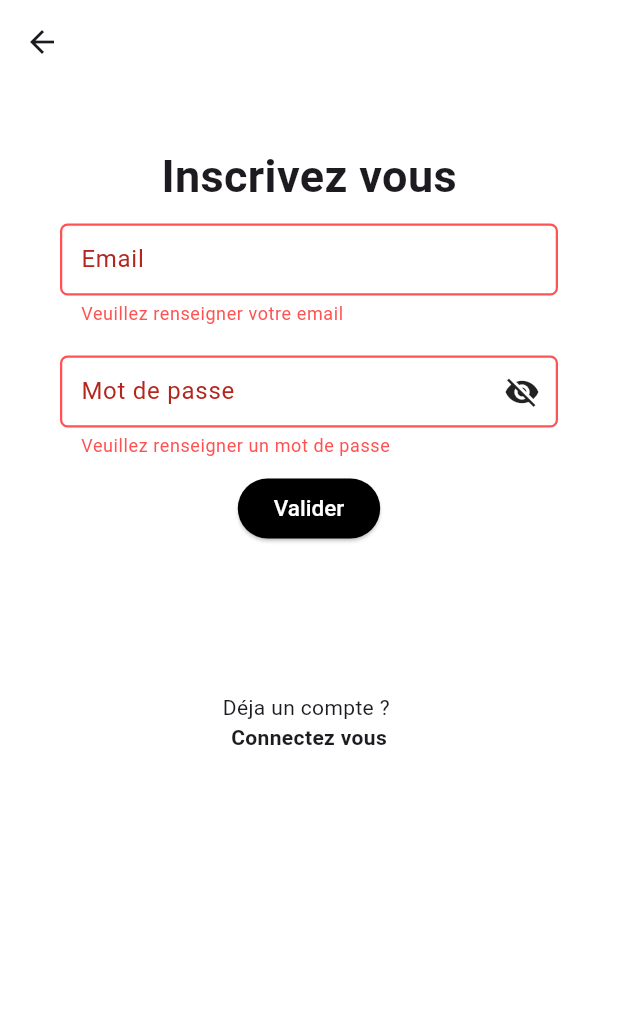
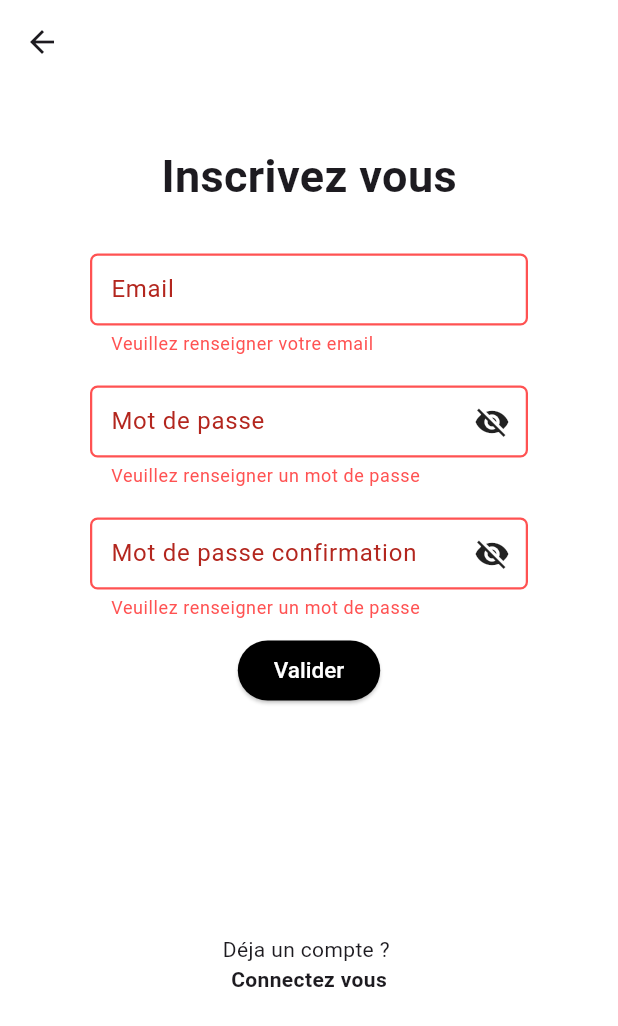
Before and after one commit to Djoudi21/my_birthdays_assistant, a Flutter app: the RegisterScreen screen opened by its route, after a tap on "Valider", on a phone screen of 412 x 824 dp. Shown: the top 1026 px of the screen. Run offline on Flutter 3.47's test engine with Material 3 defaults, Android fonts, the phone set to English and light mode, and no system bars; our stand-ins replace dio, flutter_dotenv, fluttertoast, fpdart; generated files the repository leaves out were written again.

Commit message:
feat: Add label prop to BaseButton component
- Added a 'label' property to the BaseButton component for dynamic button text content. This allows for more flexible and customizable button labels based on usage context.
- Updated instances where the button text was hardcoded to use the new 'label' property instead, providing better flexibility and localization support.

```diff
--- a/lib/src/components/atomics/base_button.dart
+++ b/lib/src/components/atomics/base_button.dart
@@ -2,8 +2,9 @@ import 'package:flutter/material.dart';
 
 class BaseButton extends StatefulWidget {
   final VoidCallback onPressed;
+  final String label;
 
-  const BaseButton({super.key, required this.onPressed});
+  const BaseButton({super.key, required this.onPressed, required this.label});
   @override
   State<BaseButton> createState() => _BaseButton();
 }
@@ -18,8 +19,8 @@ class _BaseButton extends State<BaseButton> {
     return ElevatedButton(
         style: style,
         onPressed: widget.onPressed,
-        child: const Text('Valider',
-            style:
-                TextStyle(fontWeight: FontWeight.w500, color: Colors.white)));
+        child: Text(widget.label,
+            style: const TextStyle(
+                fontWeight: FontWeight.w500, color: Colors.white)));
   }
 }
--- a/lib/src/components/base_navigation_bar.dart
+++ b/lib/src/components/base_navigation_bar.dart
@@ -16,12 +16,12 @@ class BaseNavigationBar extends StatelessWidget {
             ),
             NavigationDestination(
               icon: Icon(Icons.settings),
-              label: 'settings',
+              label: 'Réglages',
             ),
           ],
           selectedIndex: navbarProvider.currentPageIndex,
           onDestinationSelected: (int index) {
-            navbarProvider.setCurrentPageIndex(index, context);
+            navbarProvider.setCurrentPageIndex(index);
           });
     });
   }
--- a/lib/src/components/auth_form.dart
+++ b/lib/src/components/login_form.dart
@@ -6,13 +6,13 @@ import 'package:my_birthdays_assistant/src/components/atomics/base_button.dart';
 import 'package:provider/provider.dart';
 import 'package:fluttertoast/fluttertoast.dart';
 
-class AuthForm extends StatefulWidget {
-  const AuthForm({super.key});
+class LoginForm extends StatefulWidget {
+  const LoginForm({super.key});
   @override
-  State<AuthForm> createState() => _AuthForm();
+  State<LoginForm> createState() => _LoginForm();
 }
 
-class _AuthForm extends State<AuthForm> {
+class _LoginForm extends State<LoginForm> {
   final _formKey = GlobalKey<FormState>();
   bool _passwordVisible = false;
   String? emailInputErrorMessage;
@@ -34,7 +34,8 @@ class _AuthForm extends State<AuthForm> {
     if (isEmailValid && isPasswordValid) {
       // Trigger login and pass a completion callback
       Provider.of<AuthProvider>(context, listen: false)
-          .login(emailController.text, passwordController.text, (errorMessage) {
+          .login(emailController.text, passwordController.text, context,
+              (errorMessage) {
         if (errorMessage.isEmpty) {
           Navigator.of(context)
               .pushReplacementNamed(RouteGenerator.protectedPages);
@@ -123,6 +124,7 @@ class _AuthForm extends State<AuthForm> {
                     },
                   ))),
           BaseButton(
+            label: 'Valider',
             onPressed: validateForm,
           ),
         ],
--- /dev/null
+++ b/lib/src/components/register_form.dart
@@ -0,0 +1,174 @@
+import 'package:flutter/material.dart';
+import 'package:my_birthdays_assistant/src/providers/auth_provider.dart';
+import 'package:my_birthdays_assistant/src/router/route_generator.dart';
+import 'package:my_birthdays_assistant/src/components/atomics/base_input.dart';
+import 'package:my_birthdays_assistant/src/components/atomics/base_button.dart';
+import 'package:provider/provider.dart';
+import 'package:fluttertoast/fluttertoast.dart';
+
+class RegisterForm extends StatefulWidget {
+  const RegisterForm({super.key});
+  @override
+  State<RegisterForm> createState() => _RegisterForm();
+}
+
+class _RegisterForm extends State<RegisterForm> {
+  final _formKey = GlobalKey<FormState>();
+  bool _passwordVisible = false;
+  bool _confirmPasswordVisible = false;
+
+  String? emailInputErrorMessage;
+  String? passwordInputErrorMessage;
+  String? confirmPasswordInputErrorMessage;
+
+  TextEditingController emailController = TextEditingController();
+  TextEditingController passwordController = TextEditingController();
+  TextEditingController confirmPasswordController = TextEditingController();
+
+  @override
+  void dispose() {
+    emailController.dispose();
+    passwordController.dispose();
+    super.dispose();
+  }
+
+  void validateForm() {
+    var isEmailValid = validateEmailInput(emailController.text);
+    var isPasswordValid = validatePasswordInput(passwordController.text);
+    var isConfirmPasswordValid =
+        validateConfirmPasswordInput(confirmPasswordController.text);
+
+    if (isEmailValid && isPasswordValid && isConfirmPasswordValid) {
+      // Trigger login and pass a completion callback
+      Provider.of<AuthProvider>(context, listen: false)
+          .login(emailController.text, passwordController.text, context,
+              (errorMessage) {
+        if (errorMessage.isEmpty) {
+          Navigator.of(context)
+              .pushReplacementNamed(RouteGenerator.protectedPages);
+        } else {
+          Fluttertoast.showToast(
+              msg: errorMessage,
+              toastLength: Toast.LENGTH_SHORT,
+              gravity: ToastGravity.TOP,
+              timeInSecForIosWeb: 2,
+              backgroundColor: Colors.red,
+              textColor: Colors.white,
+              fontSize: 16.0);
+        }
+      });
+    }
+  }
+
+  bool validateEmailInput(String value) {
+    if (value.isEmpty) {
+      setState(() {
+        emailInputErrorMessage = 'Veuillez renseigner votre email';
+      });
+      return false;
+    }
+
+    // Regular expression for email validation
+    final emailRegex = RegExp(r'^[\w-\.]+@([\w-]+\.)+[\w-]{2,4}$');
+    if (!emailRegex.hasMatch(value)) {
+      setState(() {
+        emailInputErrorMessage = 'Veuillez renseignez un email valide';
+      });
+      return false;
+    }
+    setState(() {
+      emailInputErrorMessage = null;
+    });
+    return true; // Validation passed
+  }
+
+  bool validatePasswordInput(String value) {
+    if (value.isEmpty) {
+      setState(() {
+        passwordInputErrorMessage = 'Veuillez renseigner un mot de passe';
+      });
+      return false;
+    }
+    setState(() {
+      passwordInputErrorMessage = null;
+    });
+    return true; // Validation passed
+  }
+
+  bool validateConfirmPasswordInput(String value) {
+    if (value.isEmpty || value != passwordController.text) {
+      setState(() {
+        confirmPasswordInputErrorMessage =
+            'Veuillez renseigner un mot de passe';
+      });
+      return false;
+    }
+    setState(() {
+      confirmPasswordInputErrorMessage = null;
+    });
+    return true; // Validation passed
+  }
+
+  @override
+  Widget build(BuildContext context) {
+    return Form(
+      key: _formKey,
+      child: Column(
+        children: [
+          Padding(
+            padding: const EdgeInsets.symmetric(vertical: 10.0),
+            child: BaseInput(
+              isTextObscured: false,
+              labelText: 'Email',
+              onChanged: validateEmailInput,
+              controller: emailController,
+              errorMessage: emailInputErrorMessage,
+            ),
+          ),
+          Padding(
+              padding: const EdgeInsets.symmetric(vertical: 10.0),
+              child: BaseInput(
+                  controller: passwordController,
+                  onChanged: validatePasswordInput,
+                  isTextObscured: !_passwordVisible,
+                  errorMessage: passwordInputErrorMessage,
+                  labelText: 'Mot de passe',
+                  suffixIcon: IconButton(
+                    color: Colors.black87,
+                    icon: Icon(_passwordVisible
+                        ? Icons.visibility
+                        : Icons.visibility_off),
+                    onPressed: () {
+                      setState(() {
+                        _passwordVisible = !_passwordVisible;
+                      });
+                    },
+                  ))),
+          Padding(
+              padding: const EdgeInsets.symmetric(vertical: 10.0),
+              child: BaseInput(
+                  controller: confirmPasswordController,
+                  onChanged: validateConfirmPasswordInput,
+                  isTextObscured: !_confirmPasswordVisible,
+                  errorMessage: confirmPasswordInputErrorMessage,
+                  labelText: 'Mot de passe confirmation',
+                  suffixIcon: IconButton(
+                    color: Colors.black87,
+                    icon: Icon(_passwordVisible
+                        ? Icons.visibility
+                        : Icons.visibility_off),
+                    onPressed: () {
+                      setState(() {
+                        _confirmPasswordVisible = !_confirmPasswordVisible;
+                      });
+                    },
+                  ))),
+          BaseButton(
+            label: 'Valider',
+            onPressed: validateForm,
+          ),
+        ],
+      ),
+    );
+  }
+}
--- a/lib/src/providers/navbar_provider.dart
+++ b/lib/src/providers/navbar_provider.dart
@@ -7,7 +7,7 @@ class NavbarProvider with ChangeNotifier {
   // GETTERS
   int get currentPageIndex => _currentPageIndex;
 
-  void setCurrentPageIndex(int value, BuildContext context) {
+  void setCurrentPageIndex(int value) {
     _currentPageIndex = value;
     notifyListeners();
   }
--- a/lib/src/screens/public/login/login_screen.dart
+++ b/lib/src/screens/public/login/login_screen.dart
@@ -1,6 +1,6 @@
 import 'package:flutter/material.dart';
 import 'package:my_birthdays_assistant/src/router/route_generator.dart';
-import '../../../components/auth_form.dart';
+import '../../../components/login_form.dart';
 
 class LoginScreen extends StatefulWidget {
   const LoginScreen({super.key});
@@ -36,7 +36,7 @@ class _LoginScreen extends State<LoginScreen> {
                 flex: 3,
                 child: Padding(
                   padding: EdgeInsets.all(20),
-                  child: AuthForm(),
+                  child: LoginForm(),
                 )),
             Expanded(
                 child: GestureDetector(
--- a/lib/src/screens/public/register/register_screen.dart
+++ b/lib/src/screens/public/register/register_screen.dart
@@ -1,5 +1,5 @@
 import 'package:flutter/material.dart';
-import '../../../components/auth_form.dart';
+import 'package:my_birthdays_assistant/src/components/register_form.dart';
 import 'package:my_birthdays_assistant/src/router/route_generator.dart';
 
 class RegisterScreen extends StatefulWidget {
@@ -27,7 +27,12 @@ class _RegisterScreen extends State<RegisterScreen> {
             child: Column(children: [
               const Text('Inscrivez vous',
                   style: TextStyle(fontWeight: FontWeight.bold, fontSize: 30)),
-              const Expanded(child: AuthForm()),
+              const Expanded(
+                  flex: 3,
+                  child: Padding(
+                    padding: EdgeInsets.all(20),
+                    child: RegisterForm(),
+                  )),
               Expanded(
                   child: GestureDetector(
                       onTap: redirectToLogin,
```
Also changed, not shown: lib/src/components/dropdown_settings.dart (added, +31 -0 lines), lib/src/components/settings_header.dart (added, +26 -0 lines), lib/src/providers/auth_provider.dart (+30 -3 lines), lib/src/screens/protected/home/home_screen.dart (+27 -1 lines), lib/src/screens/protected/settings/settings_screen.dart (+41 -22 lines).
